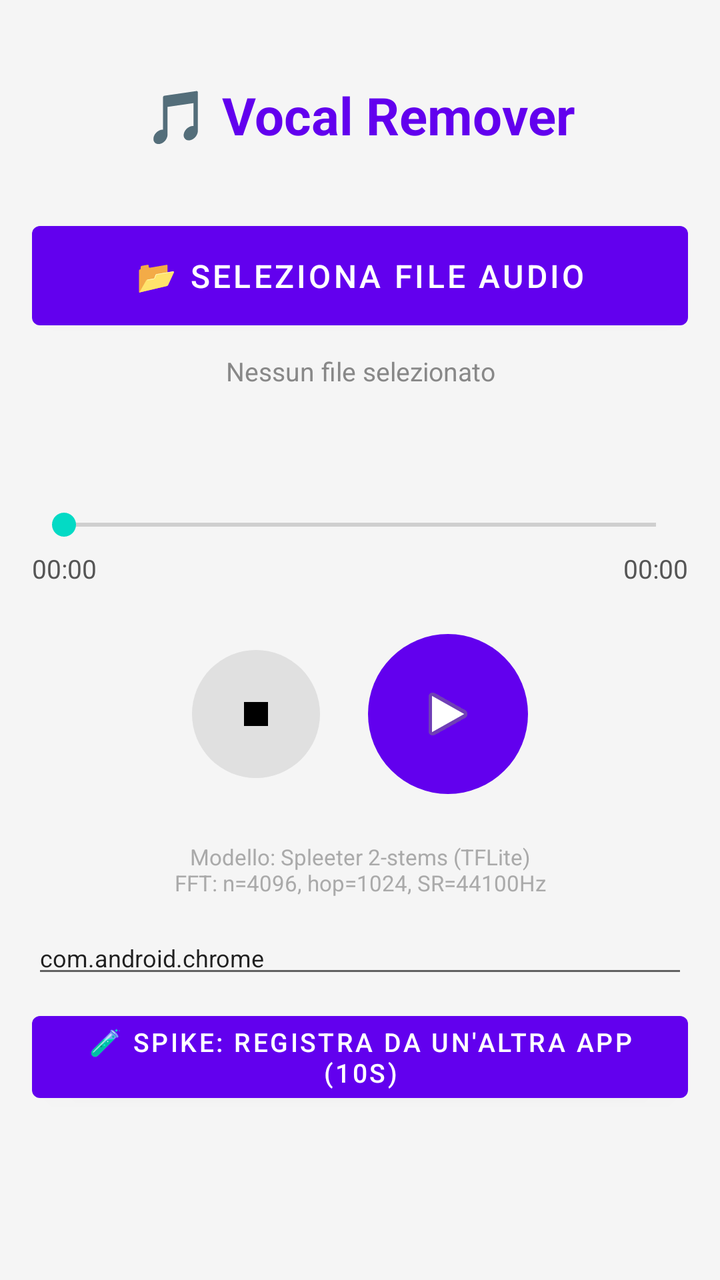
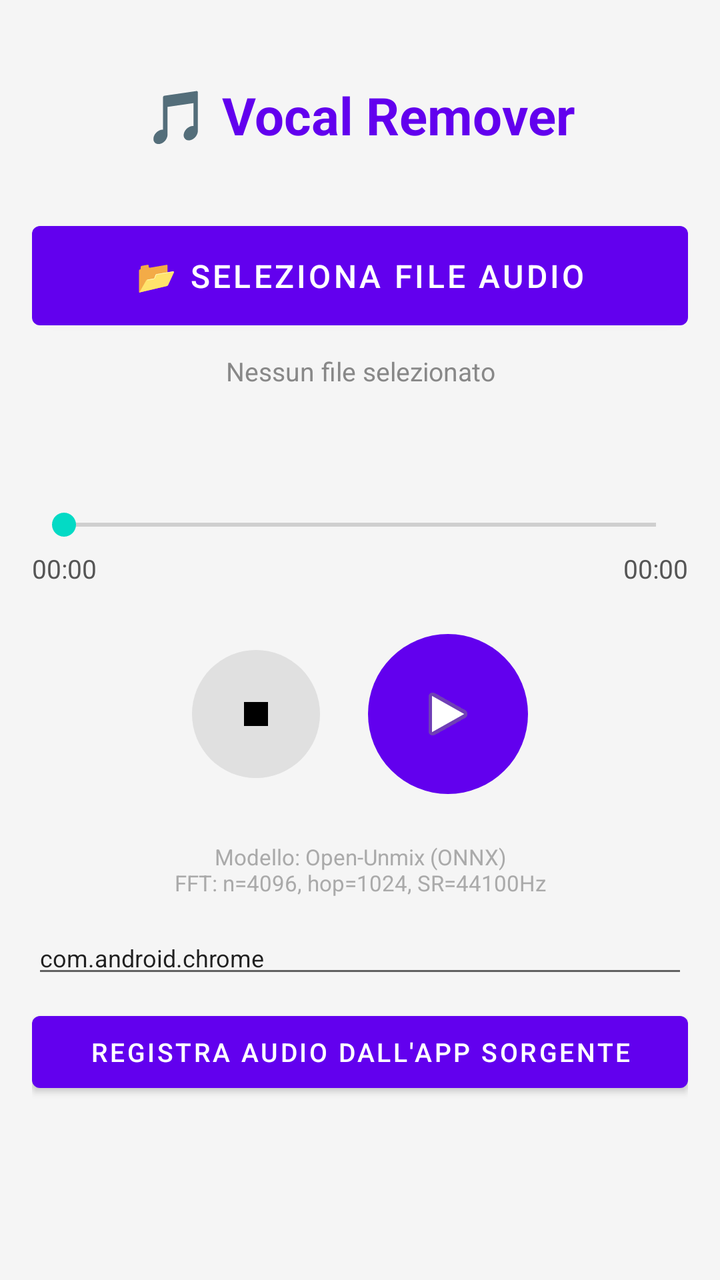

Two renders of the same Android screen: before a commit and after it. Below are the layout's source before the change and the commit's diff.
<!-- AndroidManifest.xml: application theme Theme.VocalRemover -->
<!-- res/layout/activity_main.xml -->
<?xml version="1.0" encoding="utf-8"?>
<androidx.constraintlayout.widget.ConstraintLayout
    xmlns:android="http://schemas.android.com/apk/res/android"
    xmlns:app="http://schemas.android.com/apk/res-auto"
    android:layout_width="match_parent"
    android:layout_height="match_parent"
    android:padding="16dp"
    android:background="@color/background">

    
    <TextView
        android:id="@+id/tvTitle"
        android:layout_width="wrap_content"
        android:layout_height="wrap_content"
        android:text="🎵 Vocal Remover"
        android:textSize="26sp"
        android:textStyle="bold"
        android:textColor="@color/colorPrimary"
        app:layout_constraintTop_toTopOf="parent"
        app:layout_constraintStart_toStartOf="parent"
        app:layout_constraintEnd_toEndOf="parent"
        android:layout_marginTop="24dp" />

    
    <com.google.android.material.button.MaterialButton
        android:id="@+id/btnPickFile"
        android:layout_width="0dp"
        android:layout_height="wrap_content"
        android:text="📂 Seleziona file audio"
        android:textSize="16sp"
        android:padding="14dp"
        app:layout_constraintTop_toBottomOf="@id/tvTitle"
        app:layout_constraintStart_toStartOf="parent"
        app:layout_constraintEnd_toEndOf="parent"
        android:layout_marginTop="32dp" />

    
    <TextView
        android:id="@+id/tvFileName"
        android:layout_width="0dp"
        android:layout_height="wrap_content"
        android:text="Nessun file selezionato"
        android:textSize="13sp"
        android:textColor="#888888"
        android:gravity="center"
        android:ellipsize="middle"
        android:singleLine="true"
        app:layout_constraintTop_toBottomOf="@id/btnPickFile"
        app:layout_constraintStart_toStartOf="parent"
        app:layout_constraintEnd_toEndOf="parent"
        android:layout_marginTop="8dp" />

    
    <ProgressBar
        android:id="@+id/progressBar"
        style="@style/Widget.AppCompat.ProgressBar.Horizontal"
        android:layout_width="0dp"
        android:layout_height="wrap_content"
        android:max="100"
        android:progress="0"
        android:visibility="gone"
        app:layout_constraintTop_toBottomOf="@id/tvFileName"
        app:layout_constraintStart_toStartOf="parent"
        app:layout_constraintEnd_toEndOf="parent"
        android:layout_marginTop="20dp" />

    
    <TextView
        android:id="@+id/tvStatus"
        android:layout_width="0dp"
        android:layout_height="wrap_content"
        android:text=""
        android:textSize="14sp"
        android:gravity="center"
        android:textColor="@color/colorPrimary"
        app:layout_constraintTop_toBottomOf="@id/progressBar"
        app:layout_constraintStart_toStartOf="parent"
        app:layout_constraintEnd_toEndOf="parent"
        android:layout_marginTop="8dp" />

    
    <SeekBar
        android:id="@+id/seekBar"
        android:layout_width="0dp"
        android:layout_height="wrap_content"
        android:enabled="false"
        app:layout_constraintTop_toBottomOf="@id/tvStatus"
        app:layout_constraintStart_toStartOf="parent"
        app:layout_constraintEnd_toEndOf="parent"
        android:layout_marginTop="32dp" />

    
    <TextView
        android:id="@+id/tvCurrentTime"
        android:layout_width="wrap_content"
        android:layout_height="wrap_content"
        android:text="00:00"
        android:textSize="13sp"
        android:textColor="#555555"
        app:layout_constraintTop_toBottomOf="@id/seekBar"
        app:layout_constraintStart_toStartOf="parent"
        android:layout_marginTop="4dp" />

    
    <TextView
        android:id="@+id/tvTotalTime"
        android:layout_width="wrap_content"
        android:layout_height="wrap_content"
        android:text="00:00"
        android:textSize="13sp"
        android:textColor="#555555"
        app:layout_constraintTop_toBottomOf="@id/seekBar"
        app:layout_constraintEnd_toEndOf="parent"
        android:layout_marginTop="4dp" />

    
    <LinearLayout
        android:id="@+id/layoutControls"
        android:layout_width="wrap_content"
        android:layout_height="wrap_content"
        android:orientation="horizontal"
        android:gravity="center"
        app:layout_constraintTop_toBottomOf="@id/tvCurrentTime"
        app:layout_constraintStart_toStartOf="parent"
        app:layout_constraintEnd_toEndOf="parent"
        android:layout_marginTop="24dp">

        
        <ImageButton
            android:id="@+id/btnStop"
            android:layout_width="64dp"
            android:layout_height="64dp"
            android:src="@drawable/ic_stop"
            android:enabled="false"
            android:background="@drawable/circle_button_bg"
            android:padding="14dp"
            android:layout_marginEnd="24dp" />

        
        <ImageButton
            android:id="@+id/btnPlayPause"
            android:layout_width="80dp"
            android:layout_height="80dp"
            android:src="@android:drawable/ic_media_play"
            android:enabled="false"
            android:background="@drawable/circle_button_bg_primary"
            android:padding="18dp" />

    </LinearLayout>

    
    <TextView
        android:id="@+id/tvInfo"
        android:layout_width="0dp"
        android:layout_height="wrap_content"
        android:text="Modello: Spleeter 2-stems (TFLite)\nFFT: n=4096, hop=1024, SR=44100Hz"
        android:textSize="11sp"
        android:textColor="#AAAAAA"
        android:gravity="center"
        app:layout_constraintTop_toBottomOf="@id/layoutControls"
        app:layout_constraintStart_toStartOf="parent"
        app:layout_constraintEnd_toEndOf="parent"
        android:layout_marginTop="24dp" />

    
    <EditText
        android:id="@+id/etSpikePackageName"
        android:layout_width="0dp"
        android:layout_height="wrap_content"
        android:text="com.android.chrome"
        android:hint="Nome pacchetto sorgente (es. com.android.chrome)"
        android:textSize="12sp"
        app:layout_constraintTop_toBottomOf="@id/tvInfo"
        app:layout_constraintStart_toStartOf="parent"
        app:layout_constraintEnd_toEndOf="parent"
        android:layout_marginTop="12dp" />

    <com.google.android.material.button.MaterialButton
        android:id="@+id/btnSpikeCapture"
        android:layout_width="0dp"
        android:layout_height="wrap_content"
        android:text="🧪 Spike: registra da un'altra app (10s)"
        android:textSize="13sp"
        app:layout_constraintTop_toBottomOf="@id/etSpikePackageName"
        app:layout_constraintStart_toStartOf="parent"
        app:layout_constraintEnd_toEndOf="parent"
        android:layout_marginTop="8dp" />

    <TextView
        android:id="@+id/tvSpikeOutcome"
        android:layout_width="0dp"
        android:layout_height="wrap_content"
        android:text=""
        android:textSize="11sp"
        android:gravity="center"
        app:layout_constraintTop_toBottomOf="@id/btnSpikeCapture"
        app:layout_constraintStart_toStartOf="parent"
        app:layout_constraintEnd_toEndOf="parent"
        android:layout_marginTop="8dp" />

</androidx.constraintlayout.widget.ConstraintLayout>
<!-- resources referenced by this layout -->
<resources>
  <color name="background">#F5F5F5</color>
  <color name="colorPrimary">#6200EE</color>
  <!-- drawable circle_button_bg (drawable) -->
  <?xml version="1.0" encoding="utf-8"?>
  <ripple xmlns:android="http://schemas.android.com/apk/res/android"
      android:color="#BDBDBD">
      <item>
          <shape android:shape="oval">
              <solid android:color="#E0E0E0" />
          </shape>
      </item>
  </ripple>
  <!-- drawable circle_button_bg_primary (drawable) -->
  <?xml version="1.0" encoding="utf-8"?>
  <shape xmlns:android="http://schemas.android.com/apk/res/android"
      android:shape="oval">
      <solid android:color="#6200EE" />
  </shape>
  <!-- drawable ic_stop (drawable) -->
  <?xml version="1.0" encoding="utf-8"?>
  <vector xmlns:android="http://schemas.android.com/apk/res/android"
      android:width="24dp"
      android:height="24dp"
      android:viewportWidth="24"
      android:viewportHeight="24">
      <path
          android:fillColor="#FF000000"
          android:pathData="M6,6h12v12H6z" />
  </vector>
  <style name="Theme.VocalRemover" parent="Theme.MaterialComponents.Light.DarkActionBar">
          <item name="colorPrimary">@color/colorPrimary</item>
          <item name="colorPrimaryDark">@color/colorPrimaryDark</item>
          <item name="colorAccent">@color/colorAccent</item>
      </style>
  <color name="colorPrimaryDark">#3700B3</color>
  <color name="colorAccent">#03DAC5</color>
</resources>

<!-- the commit's change to res/layout/activity_main.xml (unified diff, before → after) -->
@@ -153,7 +153,7 @@
         android:id="@+id/tvInfo"
         android:layout_width="0dp"
         android:layout_height="wrap_content"
-        android:text="Modello: Spleeter 2-stems (TFLite)\nFFT: n=4096, hop=1024, SR=44100Hz"
+        android:text="Modello: Open-Unmix (ONNX)\nFFT: n=4096, hop=1024, SR=44100Hz"
         android:textSize="11sp"
         android:textColor="#AAAAAA"
         android:gravity="center"
@@ -162,9 +162,8 @@
         app:layout_constraintEnd_toEndOf="parent"
         android:layout_marginTop="24dp" />
 
-    
     <EditText
-        android:id="@+id/etSpikePackageName"
+        android:id="@+id/etCapturePackageName"
         android:layout_width="0dp"
         android:layout_height="wrap_content"
         android:text="com.android.chrome"
@@ -175,25 +174,39 @@
         app:layout_constraintEnd_toEndOf="parent"
         android:layout_marginTop="12dp" />
 
-    <com.google.android.material.button.MaterialButton
-        android:id="@+id/btnSpikeCapture"
-        android:layout_width="0dp"
-        android:layout_height="wrap_content"
-        android:text="🧪 Spike: registra da un'altra app (10s)"
-        android:textSize="13sp"
-        app:layout_constraintTop_toBottomOf="@id/etSpikePackageName"
-        app:layout_constraintStart_toStartOf="parent"
-        app:layout_constraintEnd_toEndOf="parent"
-        android:layout_marginTop="8dp" />
-
-    <TextView
-        android:id="@+id/tvSpikeOutcome"
+    <FrameLayout
+        android:id="@+id/captureButtonContainer"
+        android:layout_width="0dp"
+        android:layout_height="wrap_content"
+        app:layout_constraintTop_toBottomOf="@id/etCapturePackageName"
+        app:layout_constraintStart_toStartOf="parent"
+        app:layout_constraintEnd_toEndOf="parent"
+        android:layout_marginTop="8dp">
+
+        <com.google.android.material.button.MaterialButton
+            android:id="@+id/btnStartCapture"
+            android:layout_width="match_parent"
+            android:layout_height="wrap_content"
+            android:text="Registra audio dall'app sorgente"
+            android:textSize="13sp" />
+
+        <com.google.android.material.button.MaterialButton
+            android:id="@+id/btnStopCapture"
+            android:layout_width="match_parent"
+            android:layout_height="wrap_content"
+            android:text="Ferma e elabora"
+            android:textSize="13sp"
+            android:visibility="gone" />
+    </FrameLayout>
+
+    <TextView
+        android:id="@+id/tvCaptureStatus"
         android:layout_width="0dp"
         android:layout_height="wrap_content"
         android:text=""
         android:textSize="11sp"
         android:gravity="center"
-        app:layout_constraintTop_toBottomOf="@id/btnSpikeCapture"
+        app:layout_constraintTop_toBottomOf="@id/captureButtonContainer"
         app:layout_constraintStart_toStartOf="parent"
         app:layout_constraintEnd_toEndOf="parent"
         android:layout_marginTop="8dp" />
